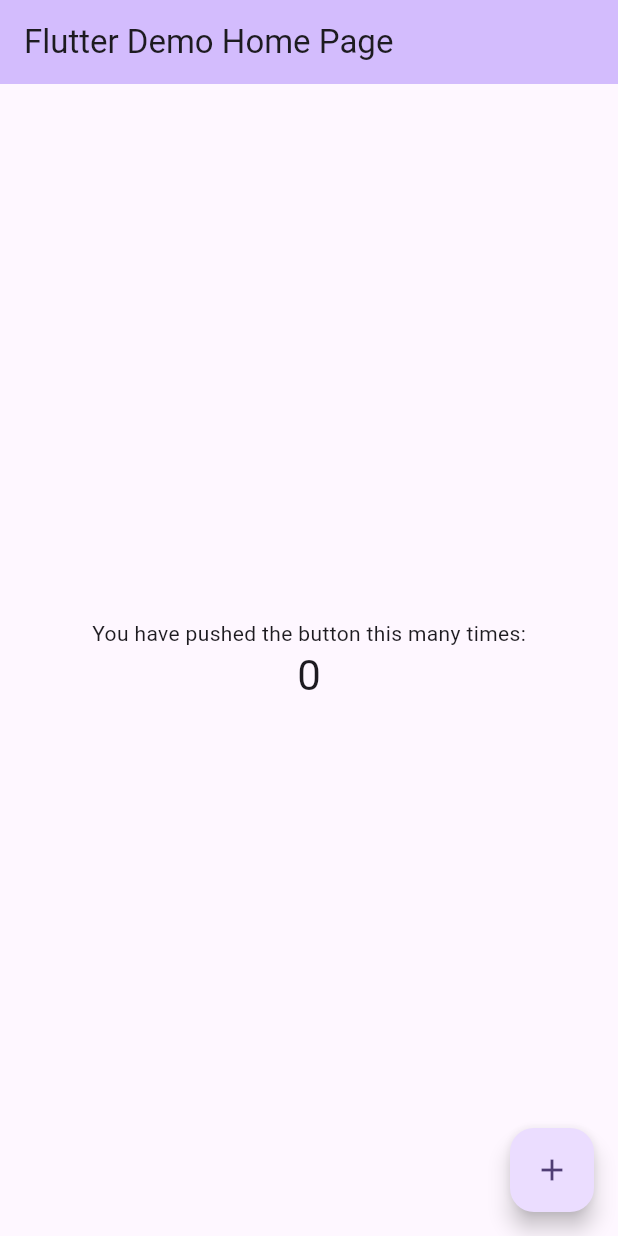
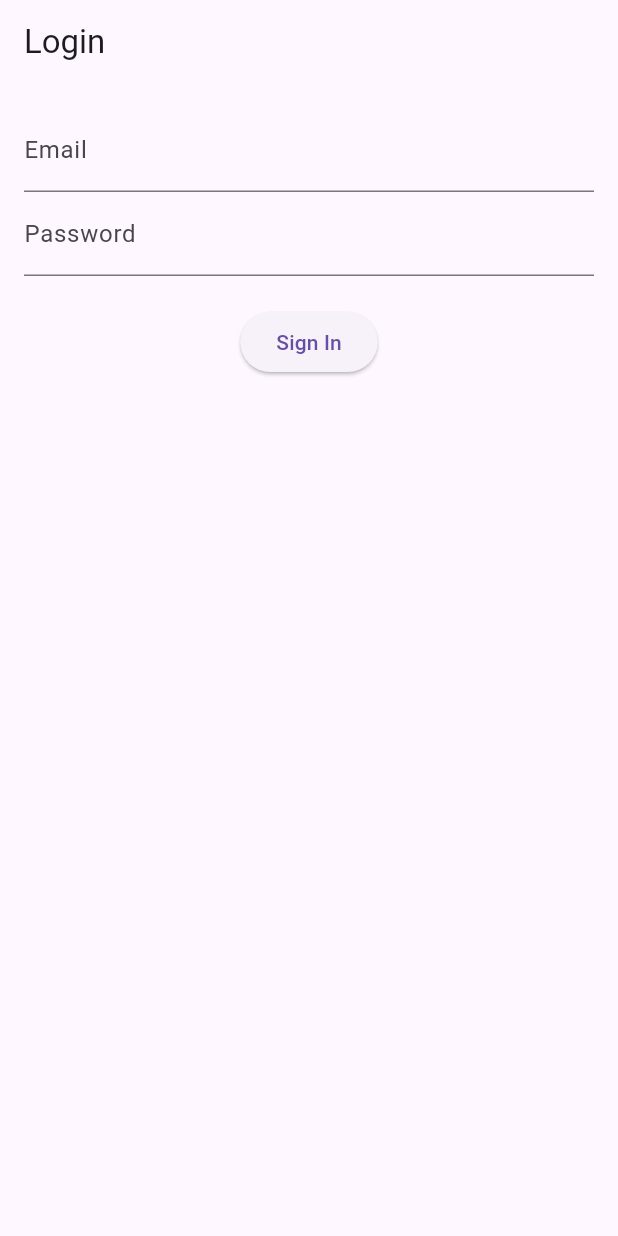
Before and after one commit to letangphuquy/product_management, a Flutter app: the screen it shows after launch, on a phone screen of 412 x 824 dp. Run offline on Flutter 3.47's test engine with Material 3 defaults, Android fonts, the phone set to English and light mode, and no system bars; our stand-ins replace firebase_core; accounts and stored records are empty.

Commit message:
Layout project File structure

```diff
--- a/lib/main.dart
+++ b/lib/main.dart
@@ -1,6 +1,7 @@
 import 'package:flutter/material.dart';
 import 'package:firebase_core/firebase_core.dart';
 import 'firebase_options.dart';
+import 'screens/login_screen.dart';
 
 void main() async {
   await Firebase.initializeApp(
@@ -8,123 +9,15 @@ void main() async {
   );
   runApp(const MyApp());
 }
+class MyApp extends StatelessWidget {
+  const MyApp({Key? key}) : super(key: key);
 
-class MyApp extends StatelessWidget {
-  const MyApp({super.key});
-
-  // This widget is the root of your application.
   @override
   Widget build(BuildContext context) {
     return MaterialApp(
-      title: 'Flutter Demo',
-      theme: ThemeData(
-        // This is the theme of your application.
-        //
-        // TRY THIS: Try running your application with "flutter run". You'll see
-        // the application has a purple toolbar. Then, without quitting the app,
-        // try changing the seedColor in the colorScheme below to Colors.green
-        // and then invoke "hot reload" (save your changes or press the "hot
-        // reload" button in a Flutter-supported IDE, or press "r" if you used
-        // the command line to start the app).
-        //
-        // Notice that the counter didn't reset back to zero; the application
-        // state is not lost during the reload. To reset the state, use hot
-        // restart instead.
-        //
-        // This works for code too, not just values: Most code changes can be
-        // tested with just a hot reload.
-        colorScheme: ColorScheme.fromSeed(seedColor: Colors.deepPurple),
-        useMaterial3: true,
-      ),
-      home: const MyHomePage(title: 'Flutter Demo Home Page'),
+      title: 'Product Management App',
+      theme: ThemeData(primarySwatch: Colors.blue),
+      home: const LoginScreen(), // This is where we start
     );
   }
 }
-
-class MyHomePage extends StatefulWidget {
-  const MyHomePage({super.key, required this.title});
-
-  // This widget is the home page of your application. It is stateful, meaning
-  // that it has a State object (defined below) that contains fields that affect
-  // how it looks.
-
-  // This class is the configuration for the state. It holds the values (in this
-  // case the title) provided by the parent (in this case the App widget) and
-  // used by the build method of the State. Fields in a Widget subclass are
-  // always marked "final".
-
-  final String title;
-
-  @override
-  State<MyHomePage> createState() => _MyHomePageState();
-}
-
-class _MyHomePageState extends State<MyHomePage> {
-  int _counter = 0;
-
-  void _incrementCounter() {
-    setState(() {
-      // This call to setState tells the Flutter framework that something has
-      // changed in this State, which causes it to rerun the build method below
-      // so that the display can reflect the updated values. If we changed
-      // _counter without calling setState(), then the build method would not be
-      // called again, and so nothing would appear to happen.
-      _counter++;
-    });
-  }
-
-  @override
-  Widget build(BuildContext context) {
-    // This method is rerun every time setState is called, for instance as done
-    // by the _incrementCounter method above.
-    //
-    // The Flutter framework has been optimized to make rerunning build methods
-    // fast, so that you can just rebuild anything that needs updating rather
-    // than having to individually change instances of widgets.
-    return Scaffold(
-      appBar: AppBar(
-        // TRY THIS: Try changing the color here to a specific color (to
-        // Colors.amber, perhaps?) and trigger a hot reload to see the AppBar
-        // change color while the other colors stay the same.
-        backgroundColor: Theme.of(context).colorScheme.inversePrimary,
-        // Here we take the value from the MyHomePage object that was created by
-        // the App.build method, and use it to set our appbar title.
-        title: Text(widget.title),
-      ),
-      body: Center(
-        // Center is a layout widget. It takes a single child and positions it
-        // in the middle of the parent.
-        child: Column(
-          // Column is also a layout widget. It takes a list of children and
-          // arranges them vertically. By default, it sizes itself to fit its
-          // children horizontally, and tries to be as tall as its parent.
-          //
-          // Column has various properties to control how it sizes itself and
-          // how it positions its children. Here we use mainAxisAlignment to
-          // center the children vertically; the main axis here is the vertical
-          // axis because Columns are vertical (the cross axis would be
-          // horizontal).
-          //
-          // TRY THIS: Invoke "debug painting" (choose the "Toggle Debug Paint"
-          // action in the IDE, or press "p" in the console), to see the
-          // wireframe for each widget.
-          mainAxisAlignment: MainAxisAlignment.center,
-          children: <Widget>[
-            const Text(
-              'You have pushed the button this many times:',
-            ),
-            Text(
-              '$_counter',
-              style: Theme.of(context).textTheme.headlineMedium,
-            ),
-          ],
-        ),
-      ),
-      floatingActionButton: FloatingActionButton(
-        onPressed: _incrementCounter,
-        tooltip: 'Increment',
-        child: const Icon(Icons.add),
-      ), // This trailing comma makes auto-formatting nicer for build methods.
-    );
-  }
-}
--- /dev/null
+++ b/lib/models/product_model.dart
@@ -0,0 +1,37 @@
+// models/product_model.dart
+class Product {
+  final String id;
+  final String name;
+  final String type;
+  final double price;
+  final String? imageUrl;
+
+  Product({
+    required this.id,
+    required this.name,
+    required this.type,
+    required this.price,
+    this.imageUrl,
+  });
+
+  Map<String, dynamic> toFirestore() {
+    return {
+      'id': id,
+      'name': name,
+      'type': type,
+      'price': price,
+      'imageUrl': imageUrl,
+    };
+  }
+
+  // Convert Firestore document to ProductModel
+  factory Product.fromFirestore(Map<String, dynamic> data, String id) {
+    return Product(
+      id: id,
+      name: data['name'] ?? '',
+      type: data['type'] ?? '',
+      price: (data['price'] ?? 0).toDouble(),
+      imageUrl: data['imageUrl'],
+    );
+  }
+}
--- /dev/null
+++ b/lib/screens/login_screen.dart
@@ -0,0 +1,66 @@
+// screens/login_screen.dart
+import 'package:flutter/material.dart';
+import '../services/auth_service.dart';
+import 'product_list_screen.dart';
+
+class LoginScreen extends StatefulWidget {
+  const LoginScreen({Key? key}) : super(key: key);
+
+  @override
+  _LoginScreenState createState() => _LoginScreenState();
+}
+
+class _LoginScreenState extends State<LoginScreen> {
+  final _emailController = TextEditingController();
+  final _passwordController = TextEditingController();
+  final AuthService _authService = AuthService();
+
+  Future<void> _signIn() async {
+    try {
+      await _authService.signIn(
+        _emailController.text,
+        _passwordController.text,
+      );
+      Navigator.pushReplacement(
+        context,
+        MaterialPageRoute(builder: (_) => const ProductListScreen()),
+      );
+    } catch (e) {
+      ScaffoldMessenger.of(context).showSnackBar(
+        SnackBar(content: Text('Error: $e')),
+      );
+    }
+  }
+
+  @override
+  Widget build(BuildContext context) {
+    return Scaffold(
+      appBar: AppBar(title: const Text('Login')),
+      body: Padding(
+        padding: const EdgeInsets.all(16.0),
+        child: Column(
+          children: [
+            TextField(
+              controller: _emailController,
+              decoration: const InputDecoration(labelText: 'Email'),
+            ),
+            TextField(
+              controller: _passwordController,
+              obscureText: true,
+              decoration: const InputDecoration(labelText: 'Password'),
+            ),
+            const SizedBox(height: 20),
+            ElevatedButton(
+              onPressed: _signIn,
+              child: const Text('Sign In'),
+            ),
+          ],
+        ),
+      ),
+    );
+  }
+}
+
+class ProductListScreen {
+  const ProductListScreen();
+}
--- /dev/null
+++ b/lib/services/auth_service.dart
@@ -0,0 +1,4 @@
+class AuthService {
+  signIn(String text, String text2) {}
+
+}
```
Also changed, not shown: lib/screens/product_list_screen.dart (added, +12 -0 lines), lib/screens/add_product_screen.dart (added), lib/screens/product_detail_screen.dart (added), lib/services/firestore_service.dart (added), lib/services/storage_service.dart (added), lib/widgets/product_tile.dart (added).
